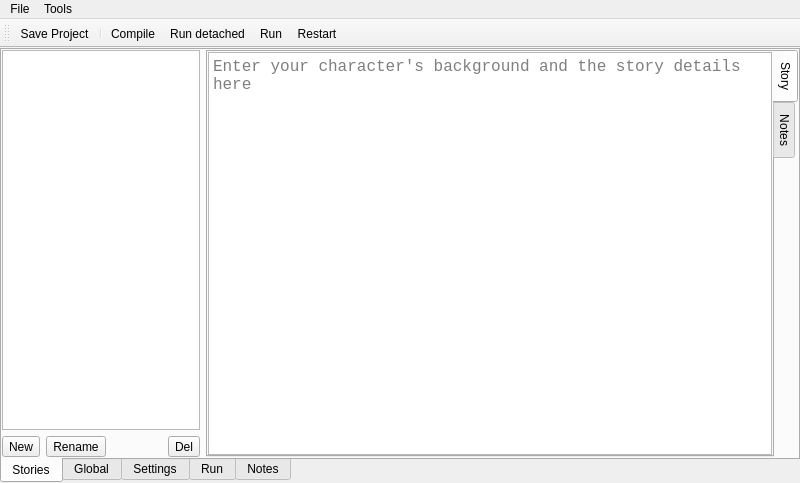
This is llama_stories.ui in almien1/OllamaStories as Qt 5 draws it before an edit. The edited form follows.
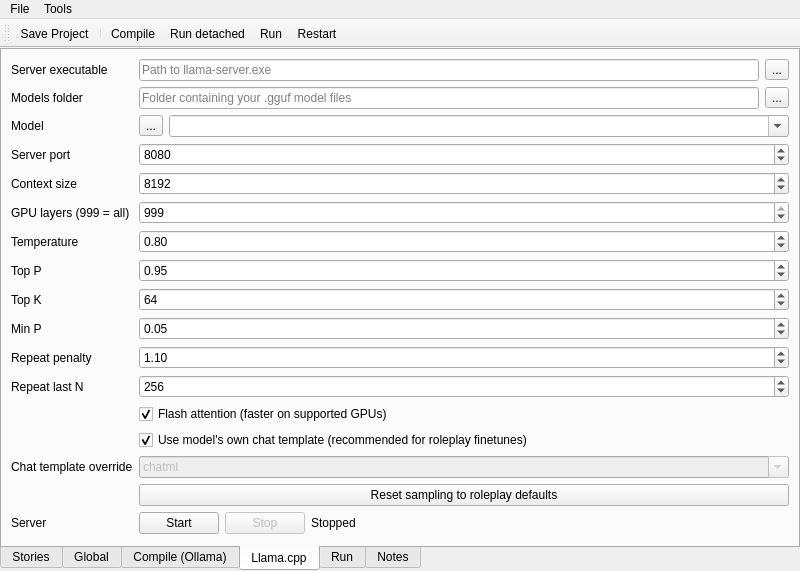
This is the edited form. The open tabs and pages were chosen to show the change. Icons and pictures are not drawn. Custom widgets are drawn as their Qt base class.

```diff
--- a/llama_stories.ui
+++ b/llama_stories.ui
@@ -232,7 +232,7 @@
       </widget>
       <widget class="QWidget" name="settingsTab">
        <attribute name="title">
-        <string>Settings</string>
+        <string>Compile (Ollama)</string>
        </attribute>
        <layout class="QVBoxLayout" name="verticalLayout_5">
         <item>
@@ -344,6 +344,443 @@
         </item>
        </layout>
       </widget>
+      <widget class="QWidget" name="llamaCppTab">
+       <attribute name="title">
+        <string>Llama.cpp</string>
+       </attribute>
+       <layout class="QVBoxLayout" name="verticalLayout_8">
+        <item>
+         <layout class="QGridLayout" name="gridLayout_2">
+          <item row="0" column="0">
+           <widget class="QLabel" name="lblLlamaServerPath">
+            <property name="text">
+             <string>Server executable</string>
+            </property>
+           </widget>
+          </item>
+          <item row="0" column="1">
+           <layout class="QHBoxLayout" name="horizontalLayout_5">
+            <item>
+             <widget class="QLineEdit" name="txtLlamaServerPath">
+              <property name="placeholderText">
+               <string>Path to llama-server.exe</string>
+              </property>
+             </widget>
+            </item>
+            <item>
+             <widget class="QToolButton" name="btnBrowseLlamaServer">
+              <property name="text">
+               <string>...</string>
+              </property>
+              <property name="icon">
+               <iconset theme="QIcon::ThemeIcon::DocumentOpen"/>
+              </property>
+             </widget>
+            </item>
+           </layout>
+          </item>
+          <item row="1" column="0">
+           <widget class="QLabel" name="lblLlamaModelsDir">
+            <property name="text">
+             <string>Models folder</string>
+            </property>
+           </widget>
+          </item>
+          <item row="1" column="1">
+           <layout class="QHBoxLayout" name="horizontalLayout_6">
+            <item>
+             <widget class="QLineEdit" name="txtLlamaModelsDir">
+              <property name="placeholderText">
+               <string>Folder containing your .gguf model files</string>
+              </property>
+             </widget>
+            </item>
+            <item>
+             <widget class="QToolButton" name="btnBrowseModelsDir">
+              <property name="text">
+               <string>...</string>
+              </property>
+              <property name="icon">
+               <iconset theme="QIcon::ThemeIcon::DocumentOpen"/>
+              </property>
+             </widget>
+            </item>
+           </layout>
+          </item>
+          <item row="2" column="0">
+           <widget class="QLabel" name="lblLlamaModel">
+            <property name="text">
+             <string>Model</string>
+            </property>
+           </widget>
+          </item>
+          <item row="2" column="1">
+           <layout class="QHBoxLayout" name="horizontalLayout_7">
+            <item>
+             <widget class="QToolButton" name="btnRefreshLlamaModels">
+              <property name="text">
+               <string>...</string>
+              </property>
+              <property name="icon">
+               <iconset theme="QIcon::ThemeIcon::ViewRefresh"/>
+              </property>
+             </widget>
+            </item>
+            <item>
+             <widget class="QComboBox" name="cmbLlamaModel">
+              <property name="editable">
+               <bool>true</bool>
+              </property>
+             </widget>
+            </item>
+           </layout>
+          </item>
+          <item row="3" column="0">
+           <widget class="QLabel" name="lblLlamaPort">
+            <property name="text">
+             <string>Server port</string>
+            </property>
+           </widget>
+          </item>
+          <item row="3" column="1">
+           <widget class="QSpinBox" name="spinLlamaPort">
+            <property name="minimum">
+             <number>1</number>
+            </property>
+            <property name="maximum">
+             <number>65535</number>
+            </property>
+            <property name="value">
+             <number>8080</number>
+            </property>
+           </widget>
+          </item>
+          <item row="4" column="0">
+           <widget class="QLabel" name="lblLlamaContext">
+            <property name="text">
+             <string>Context size</string>
+            </property>
+           </widget>
+          </item>
+          <item row="4" column="1">
+           <widget class="QSpinBox" name="spinLlamaContext">
+            <property name="minimum">
+             <number>512</number>
+            </property>
+            <property name="maximum">
+             <number>131072</number>
+            </property>
+            <property name="singleStep">
+             <number>512</number>
+            </property>
+            <property name="value">
+             <number>8192</number>
+            </property>
+           </widget>
+          </item>
+          <item row="5" column="0">
+           <widget class="QLabel" name="lblLlamaGpuLayers">
+            <property name="text">
+             <string>GPU layers (999 = all)</string>
+            </property>
+           </widget>
+          </item>
+          <item row="5" column="1">
+           <widget class="QSpinBox" name="spinLlamaGpuLayers">
+            <property name="minimum">
+             <number>0</number>
+            </property>
+            <property name="maximum">
+             <number>999</number>
+            </property>
+            <property name="value">
+             <number>999</number>
+            </property>
+           </widget>
+          </item>
+          <item row="6" column="0">
+           <widget class="QLabel" name="lblLlamaTemp">
+            <property name="text">
+             <string>Temperature</string>
+            </property>
+           </widget>
+          </item>
+          <item row="6" column="1">
+           <widget class="QDoubleSpinBox" name="spinLlamaTemp">
+            <property name="decimals">
+             <number>2</number>
+            </property>
+            <property name="minimum">
+             <double>0.000000000000000</double>
+            </property>
+            <property name="maximum">
+             <double>2.000000000000000</double>
+            </property>
+            <property name="singleStep">
+             <double>0.050000000000000</double>
+            </property>
+            <property name="value">
+             <double>0.800000000000000</double>
+            </property>
+           </widget>
+          </item>
+          <item row="7" column="0">
+           <widget class="QLabel" name="lblLlamaTopP">
+            <property name="text">
+             <string>Top P</string>
+            </property>
+           </widget>
+          </item>
+          <item row="7" column="1">
+           <widget class="QDoubleSpinBox" name="spinLlamaTopP">
+            <property name="decimals">
+             <number>2</number>
+            </property>
+            <property name="minimum">
+             <double>0.000000000000000</double>
+            </property>
+            <property name="maximum">
+             <double>1.000000000000000</double>
+            </property>
+            <property name="singleStep">
+             <double>0.010000000000000</double>
+            </property>
+            <property name="value">
+             <double>0.950000000000000</double>
+            </property>
+           </widget>
+          </item>
+          <item row="8" column="0">
+           <widget class="QLabel" name="lblLlamaTopK">
+            <property name="text">
+             <string>Top K</string>
+            </property>
+           </widget>
+          </item>
+          <item row="8" column="1">
+           <widget class="QSpinBox" name="spinLlamaTopK">
+            <property name="minimum">
+             <number>0</number>
+            </property>
+            <property name="maximum">
+             <number>500</number>
+            </property>
+            <property name="value">
+             <number>64</number>
+            </property>
+           </widget>
+          </item>
+          <item row="9" column="0">
+           <widget class="QLabel" name="lblLlamaMinP">
+            <property name="text">
+             <string>Min P</string>
+            </property>
+           </widget>
+          </item>
+          <item row="9" column="1">
+           <widget class="QDoubleSpinBox" name="spinLlamaMinP">
+            <property name="decimals">
+             <number>2</number>
+            </property>
+            <property name="minimum">
+             <double>0.000000000000000</double>
+            </property>
+            <property name="maximum">
+             <double>1.000000000000000</double>
+            </property>
+            <property name="singleStep">
+             <double>0.010000000000000</double>
+            </property>
+            <property name="value">
+             <double>0.050000000000000</double>
+            </property>
+           </widget>
+          </item>
+          <item row="10" column="0">
+           <widget class="QLabel" name="lblLlamaRepeatPenalty">
+            <property name="text">
+             <string>Repeat penalty</string>
+            </property>
+           </widget>
+          </item>
+          <item row="10" column="1">
+           <widget class="QDoubleSpinBox" name="spinLlamaRepeatPenalty">
+            <property name="decimals">
+             <number>2</number>
+            </property>
+            <property name="minimum">
+             <double>0.500000000000000</double>
+            </property>
+            <property name="maximum">
+             <double>2.000000000000000</double>
+            </property>
+            <property name="singleStep">
+             <double>0.010000000000000</double>
+            </property>
+            <property name="value">
+             <double>1.100000000000000</double>
+            </property>
+           </widget>
+          </item>
+          <item row="11" column="0">
+           <widget class="QLabel" name="lblLlamaRepeatLastN">
+            <property name="text">
+             <string>Repeat last N</string>
+            </property>
+           </widget>
+          </item>
+          <item row="11" column="1">
+           <widget class="QSpinBox" name="spinLlamaRepeatLastN">
+            <property name="minimum">
+             <number>0</number>
+            </property>
+            <property name="maximum">
+             <number>8192</number>
+            </property>
+            <property name="value">
+             <number>256</number>
+            </property>
+           </widget>
+          </item>
+          <item row="12" column="1">
+           <widget class="QCheckBox" name="chkFlashAttention">
+            <property name="text">
+             <string>Flash attention (faster on supported GPUs)</string>
+            </property>
+            <property name="checked">
+             <bool>true</bool>
+            </property>
+           </widget>
+          </item>
+          <item row="13" column="1">
+           <widget class="QCheckBox" name="chkUseModelTemplate">
+            <property name="text">
+             <string>Use model's own chat template (recommended for roleplay finetunes)</string>
+            </property>
+            <property name="checked">
+             <bool>true</bool>
+            </property>
+           </widget>
+          </item>
+          <item row="14" column="0">
+           <widget class="QLabel" name="lblChatTemplate">
+            <property name="text">
+             <string>Chat template override</string>
+            </property>
+           </widget>
+          </item>
+          <item row="14" column="1">
+           <widget class="QComboBox" name="cmbChatTemplate">
+            <property name="enabled">
+             <bool>false</bool>
+            </property>
+            <property name="editable">
+             <bool>true</bool>
+            </property>
+            <item>
+             <property name="text">
+              <string>chatml</string>
+             </property>
+            </item>
+            <item>
+             <property name="text">
+              <string>llama3</string>
+             </property>
+            </item>
+            <item>
+             <property name="text">
+              <string>gemma</string>
+             </property>
+            </item>
+            <item>
+             <property name="text">
+              <string>mistral-v7</string>
+             </property>
+            </item>
+            <item>
+             <property name="text">
+              <string>vicuna</string>
+             </property>
+            </item>
+            <item>
+             <property name="text">
+              <string>phi3</string>
+             </property>
+            </item>
+           </widget>
+          </item>
+          <item row="15" column="1">
+           <widget class="QPushButton" name="btnRoleplayDefaults">
+            <property name="text">
+             <string>Reset sampling to roleplay defaults</string>
+            </property>
+           </widget>
+          </item>
+          <item row="16" column="0">
+           <widget class="QLabel" name="lblLlamaServerState">
+            <property name="text">
+             <string>Server</string>
+            </property>
+           </widget>
+          </item>
+          <item row="16" column="1">
+           <layout class="QHBoxLayout" name="horizontalLayout_8">
+            <item>
+             <widget class="QPushButton" name="btnStartLlamaServer">
+              <property name="text">
+               <string>Start</string>
+              </property>
+             </widget>
+            </item>
+            <item>
+             <widget class="QPushButton" name="btnStopLlamaServer">
+              <property name="text">
+               <string>Stop</string>
+              </property>
+              <property name="enabled">
+               <bool>false</bool>
+              </property>
+             </widget>
+            </item>
+            <item>
+             <widget class="QLabel" name="lblLlamaServerStatus">
+              <property name="text">
+               <string>Stopped</string>
+              </property>
+             </widget>
+            </item>
+            <item>
+             <spacer name="horizontalSpacer_3">
+              <property name="orientation">
+               <enum>Qt::Orientation::Horizontal</enum>
+              </property>
+              <property name="sizeHint" stdset="0">
+               <size>
+                <width>40</width>
+                <height>20</height>
+               </size>
+              </property>
+             </spacer>
+            </item>
+           </layout>
+          </item>
+         </layout>
+        </item>
+        <item>
+         <spacer name="verticalSpacer_2">
+          <property name="orientation">
+           <enum>Qt::Orientation::Vertical</enum>
+          </property>
+          <property name="sizeHint" stdset="0">
+           <size>
+            <width>20</width>
+            <height>40</height>
+           </size>
+          </property>
+         </spacer>
+        </item>
+       </layout>
+      </widget>
       <widget class="QWidget" name="runTab">
        <attribute name="title">
         <string>Run</string>
```
